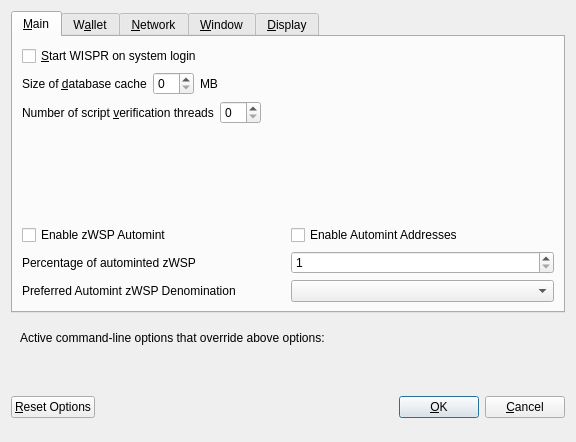
This is src/qt/forms/optionsdialog.ui in rpicoin/rpicore as Qt 5 draws it before an edit. The edited form follows.
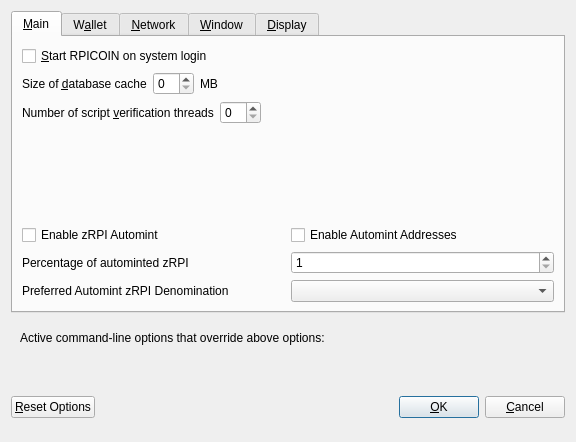
This is the edited form. Custom widgets are drawn as their Qt base class.

Commit message: [CORE] Wispr -> Rpicoin

```diff
--- a/src/qt/forms/optionsdialog.ui
+++ b/src/qt/forms/optionsdialog.ui
@@ -33,7 +33,7 @@
           <string>Automatically start WISPR after logging in to the system.</string>
          </property>
          <property name="text">
-          <string>&amp;Start WISPR on system login</string>
+          <string>&amp;Start RPICOIN on system login</string>
          </property>
         </widget>
        </item>
@@ -147,7 +147,7 @@
                <enum>Qt::LeftToRight</enum>
               </property>
               <property name="text">
-               <string>Enable zWSP Automint</string>
+               <string>Enable zRPI Automint</string>
               </property>
              </widget>
             </item>
@@ -174,7 +174,7 @@
                <string>Percentage of incoming WSP which get automatically converted to zWSP via Zerocoin Protocol (min: 10%)</string>
               </property>
               <property name="text">
-               <string>Percentage of autominted zWSP</string>
+               <string>Percentage of autominted zRPI</string>
               </property>
              </widget>
             </item>
@@ -207,7 +207,7 @@
                <string>Wait with automatic conversion to Zerocoin until enough WSP for this denomination is available</string>
               </property>
               <property name="text">
-               <string>Preferred Automint zWSP Denomination</string>
+               <string>Preferred Automint zRPI Denomination</string>
               </property>
              </widget>
             </item>
```
Left out of the diff: 28 changed lines with no effect on the pictures. The commit also changes 563 other files.
